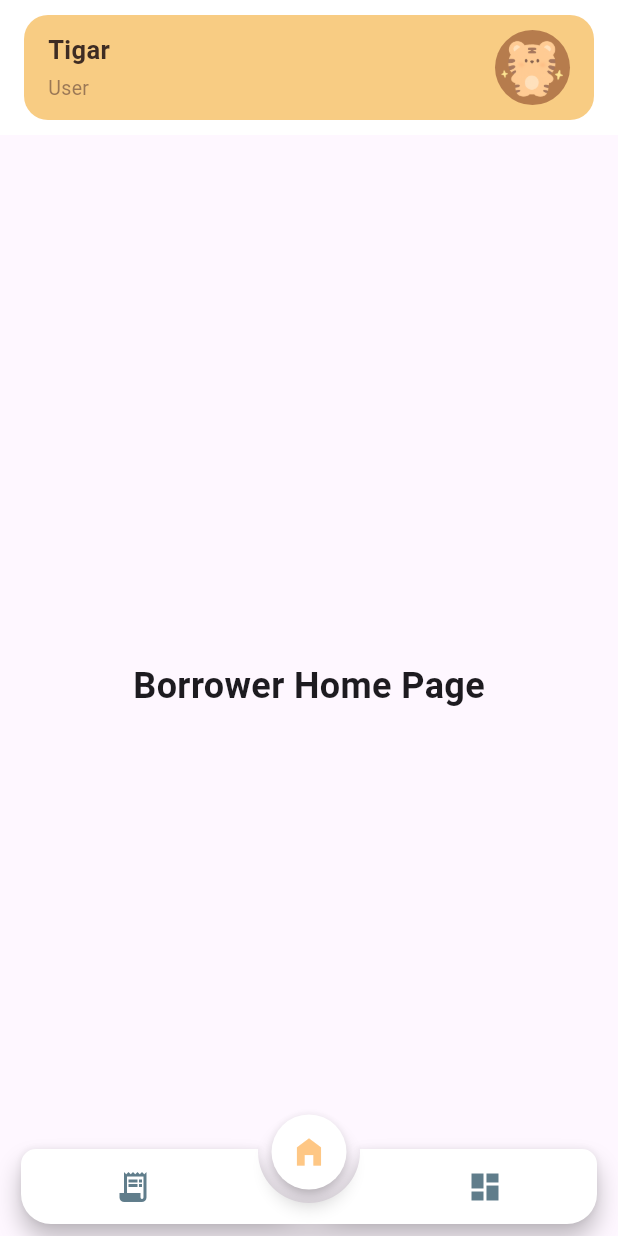
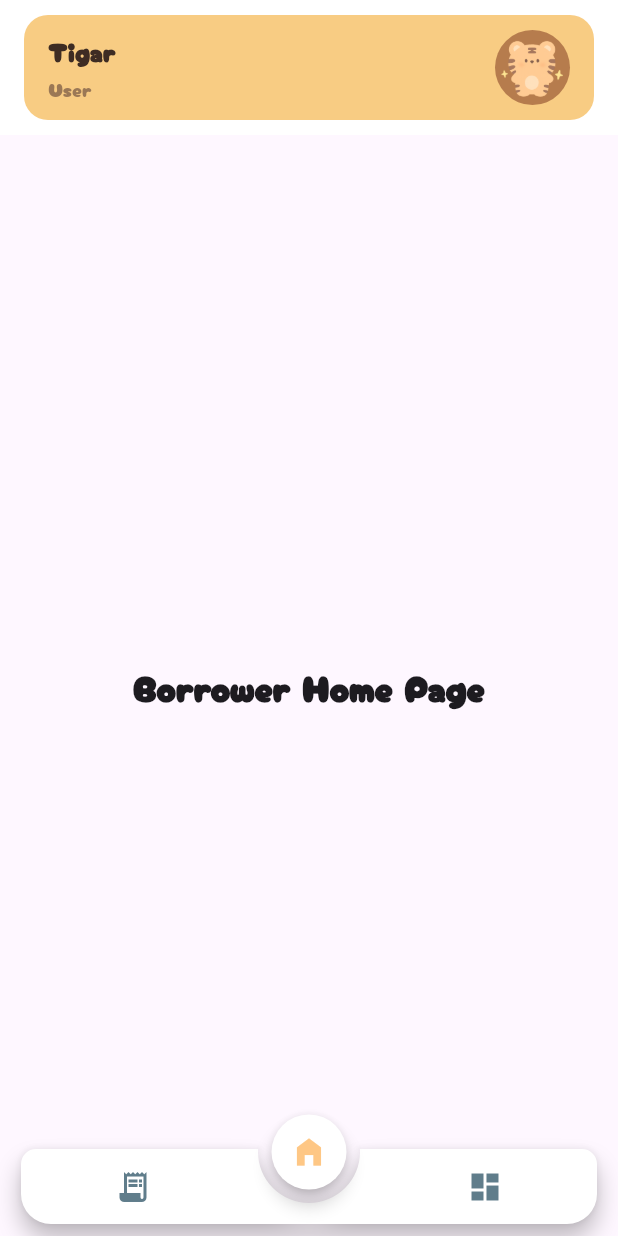
Before and after one commit to kimmysoybad404/project_mobile, a Flutter app: the screen it shows after launch, on a phone screen of 412 x 824 dp. Run offline on Flutter 3.47's test engine with Material 3 defaults, Android fonts, the light colour scheme and no system bars; drawn by our look-alikes of animated_notch_bottom_bar; our stand-ins replace fl_chart.

Commit message:
Change: fonts and set to a theme fonts

```diff
--- a/lib/main.dart
+++ b/lib/main.dart
@@ -11,7 +11,13 @@ class MyApp extends StatelessWidget {
   const MyApp({super.key});
   @override
   Widget build(BuildContext context) {
-
-    return MaterialApp(debugShowCheckedModeBanner: false, home: BottomBar());
+    return MaterialApp(
+      debugShowCheckedModeBanner: false,
+      theme: ThemeData(
+        primarySwatch: Colors.blue,
+        fontFamily: 'Cherry Bomb One',
+      ),
+      home: BottomBar(),
+    );
   }
 }
```
Also changed, not shown: pubspec.yaml (+4 -4 lines), assets/fonts/CherryBombOne-Regular.ttf (added), pubspec.lock, 1 other file.
